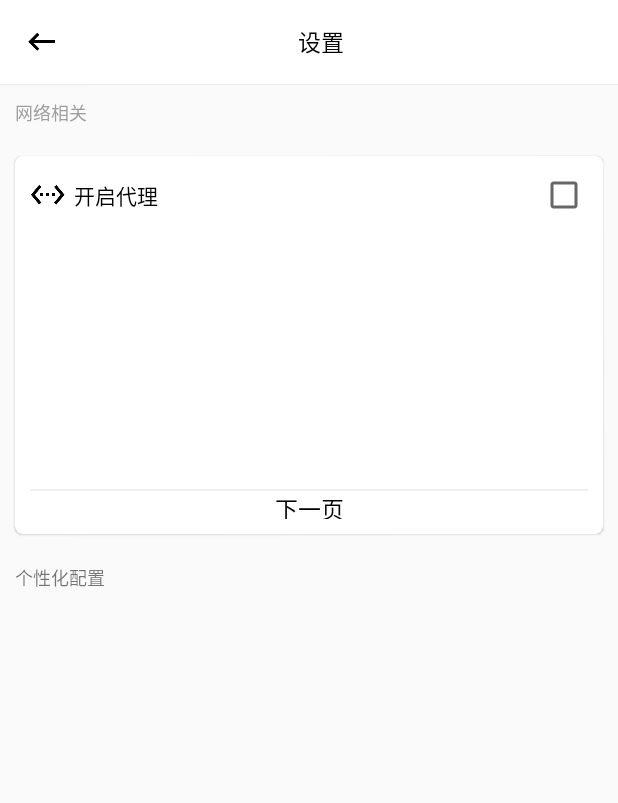
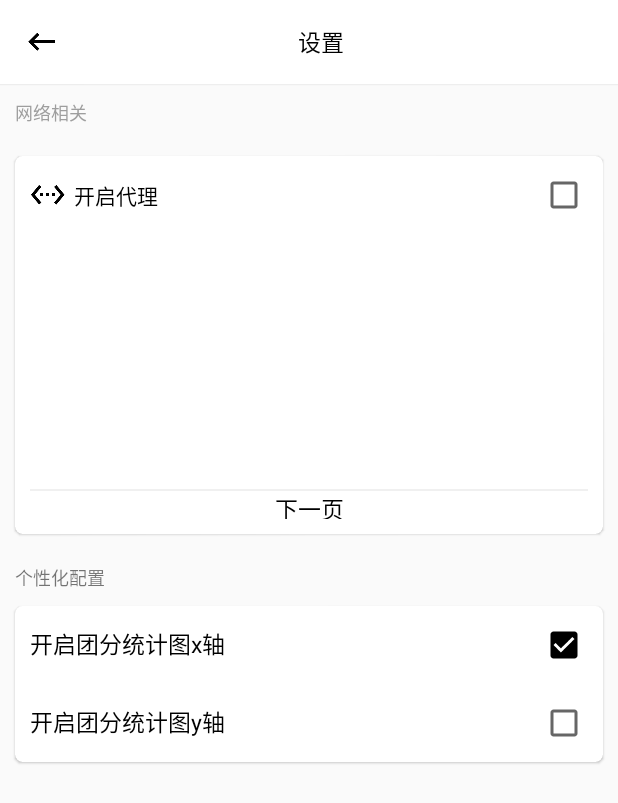
Before and after one commit to Aoyihala/300Hero, an Android app: the SettingActivity screen opened directly, with no data from a screen before it, on a phone screen of 412 x 824 dp. Shown: the top 803 px of the screen. Run offline under Robolectric (Android 15) with nearby library versions, the phone set to English and light mode, and no system bars; our stand-ins replace ButterKnife, CircleImageView, EventBus; libraries missing offline, so code that uses them is left out: net.cachapa.expandablelayout, org.greenrobot.greendao, org.xutils.x; plain views replace ExpandableLayout; 1 statement that could not run was skipped.

Commit message:
Update activity_setting.xml

```diff
--- a/app/src/main/res/layout/activity_setting.xml
+++ b/app/src/main/res/layout/activity_setting.xml
@@ -105,5 +105,57 @@
         android:padding="10dp"
         android:layout_width="wrap_content"
         android:layout_height="wrap_content" />
+    <android.support.v7.widget.CardView
+        app:cardBackgroundColor="#fff"
+        app:cardCornerRadius="5dp"
+        android:layout_marginLeft="10dp"
+        android:layout_marginRight="10dp"
+        app:cardElevation="1dp"
+        android:layout_width="match_parent"
+        android:layout_height="wrap_content">
+        <LinearLayout
+            android:orientation="vertical"
+            android:layout_width="match_parent"
+            android:layout_height="wrap_content">
+            <LinearLayout
+                android:orientation="horizontal"
+                android:padding="10dp"
+                android:id="@+id/card_x"
+                android:layout_width="match_parent"
+                android:layout_height="wrap_content">
+                <TextView
+                    android:text="开启团分统计图x轴"
+                    android:textSize="15sp"
+                    android:textColor="#000"
+                    android:layout_weight="1"
+                    android:layout_width="wrap_content"
+                    android:layout_height="wrap_content" />
+                <CheckBox
+                    android:id="@+id/check_x"
+                    android:checked="true"
+                    android:layout_width="wrap_content"
+                    android:layout_height="wrap_content" />
+            </LinearLayout>
+            <LinearLayout
+                android:orientation="horizontal"
+                android:padding="10dp"
+                android:id="@+id/card_y"
+                android:layout_width="match_parent"
+                android:layout_height="wrap_content">
+                <TextView
+                    android:text="开启团分统计图y轴"
+                    android:textSize="15sp"
+                    android:textColor="#000"
+                    android:layout_weight="1"
+                    android:layout_width="wrap_content"
+                    android:layout_height="wrap_content" />
+                <CheckBox
+                    android:id="@+id/check_y"
+                    android:layout_width="wrap_content"
+                    android:layout_height="wrap_content" />
+            </LinearLayout>
+
+        </LinearLayout>
+    </android.support.v7.widget.CardView>
 
 </LinearLayout>
```
